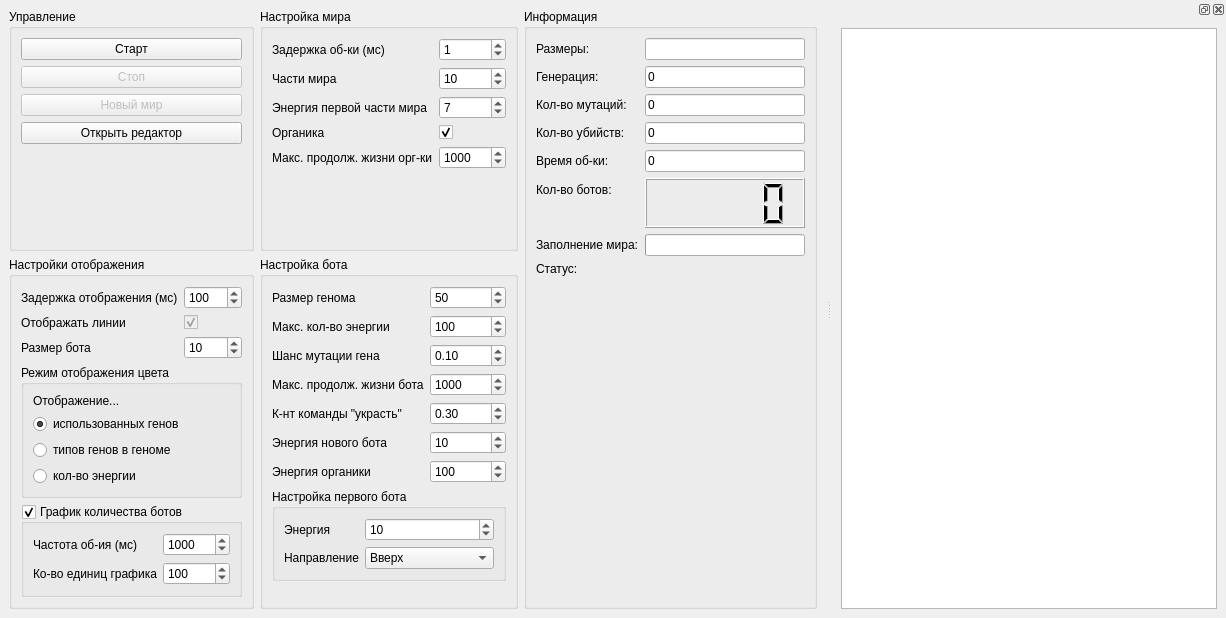
Old version of the form mainwindow.ui in the repository TomasGlgg/QGenetic.
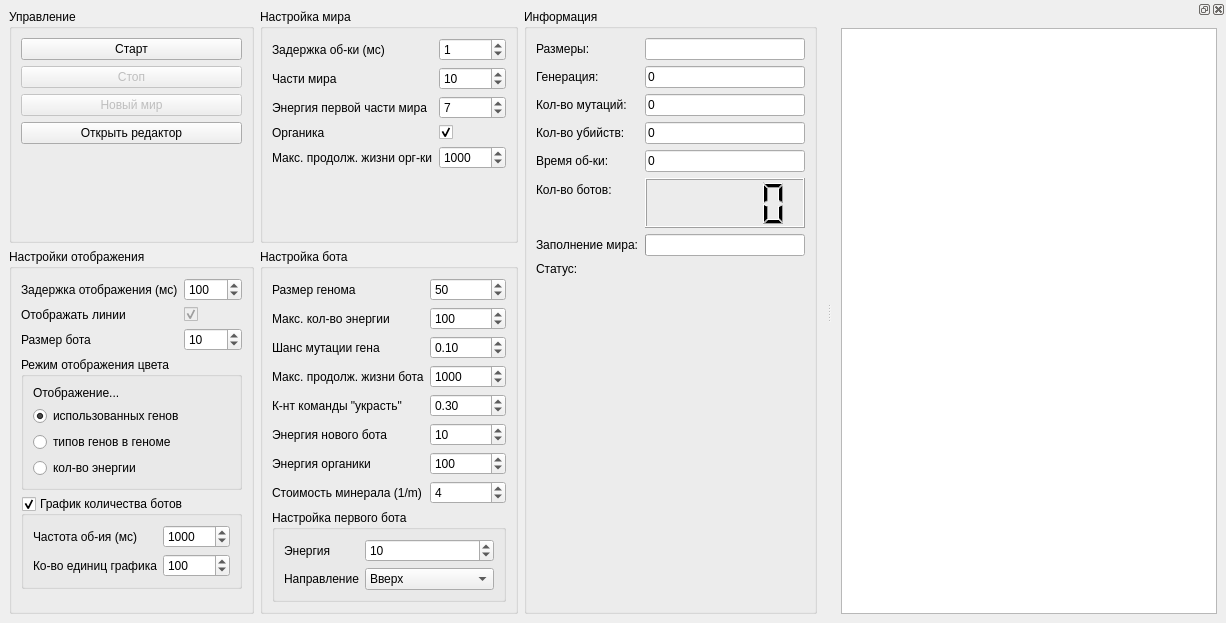
New version of the form. Custom widgets are drawn as their Qt base class.

Commit message: Upgrade all UIs

The edit to the form file:
```diff
--- a/mainwindow.ui
+++ b/mainwindow.ui
@@ -7,7 +7,7 @@
     <x>0</x>
     <y>0</y>
     <width>1226</width>
-    <height>618</height>
+    <height>623</height>
    </rect>
   </property>
   <property name="sizePolicy">
@@ -510,7 +510,7 @@
          </property>
         </widget>
        </item>
-       <item row="7" column="0" colspan="2">
+       <item row="8" column="0" colspan="2">
         <widget class="QGroupBox" name="groupBox_7">
          <property name="title">
           <string>Настройка первого бота</string>
@@ -630,6 +630,20 @@
          </property>
         </widget>
        </item>
+       <item row="7" column="0">
+        <widget class="QLabel" name="label_29">
+         <property name="text">
+          <string>Стоимость минерала (1/m)</string>
+         </property>
+        </widget>
+       </item>
+       <item row="7" column="1">
+        <widget class="QSpinBox" name="mineralPrice">
+         <property name="value">
+          <number>4</number>
+         </property>
+        </widget>
+       </item>
       </layout>
      </widget>
     </item>
```
The commit also changes 5 other files.
